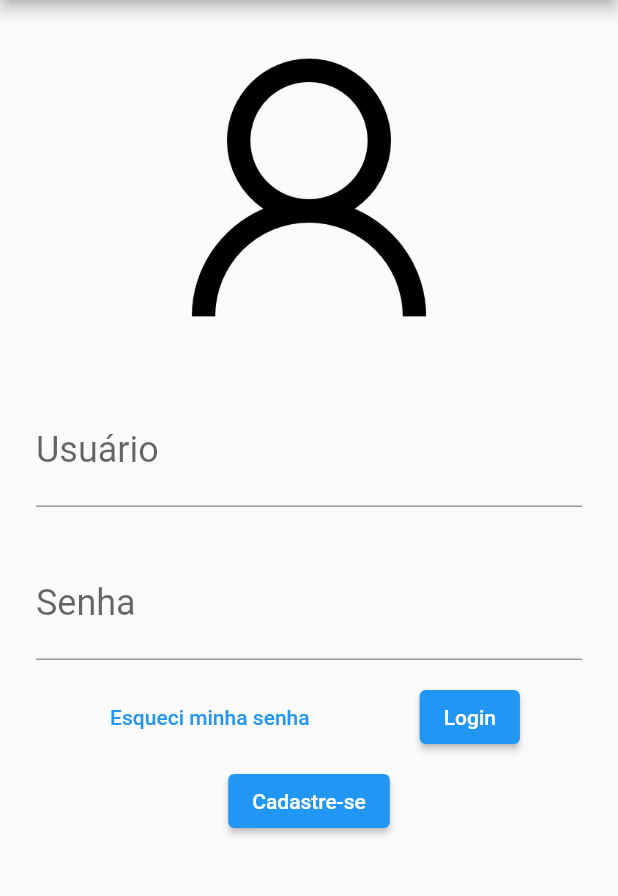
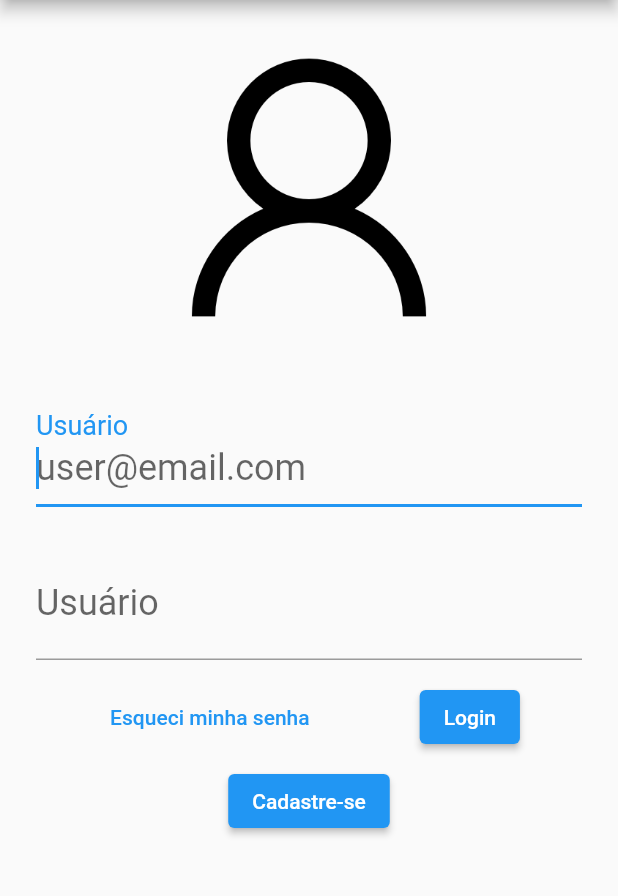
Before and after one commit to rafaelst97/guia_do_calouro, a Flutter app: the screen it shows after launch, on a phone screen of 412 x 824 dp, the part 84-980 px from its top. Run offline on Flutter 3.47's test engine with Material 2 defaults, Android fonts, the phone set to English and light mode, and no system bars.

Commit message:
Atualização dos inputs

```diff
--- a/lib/screens/tela_login.dart
+++ b/lib/screens/tela_login.dart
@@ -4,7 +4,7 @@ import 'package:flutter/widgets.dart';
 import '../widgets/tela_login/botao.dart';
 import '../widgets/tela_login/botao_cadastro.dart';
 import '../widgets/tela_login/botao_texto.dart';
-import '../widgets/tela_login/input_box.dart';
+import '../widgets/tela_login/inputs.dart';
 
 class TelaLogin extends StatelessWidget{
   @override
@@ -21,8 +21,8 @@ class TelaLogin extends StatelessWidget{
               "assets/images/login.png",
               height: 250,
             ),
-            InputBox("Usuário", "fulano@email.com"),
-            InputBox("Senha", "****"),
+            InputEmail(),
+            InputSenha(),
             Row(
               mainAxisAlignment: MainAxisAlignment.spaceEvenly,
               children: [
--- a/lib/widgets/tela_login/input_box.dart
+++ /dev/null
@@ -1,23 +0,0 @@
-import 'package:flutter/material.dart';
-import 'package:flutter/widgets.dart';
-
-class InputBox extends StatelessWidget {
-  late final String rotulo;
-  late final String dica;
-
-  InputBox(this.rotulo, this.dica);
-
-  @override
-  Widget build(BuildContext context) {
-    return Padding(
-      padding: const EdgeInsets.symmetric(horizontal: 24, vertical: 14),
-      child: TextField(
-        style: TextStyle(fontSize: 24),
-        decoration: InputDecoration(
-          labelText: rotulo,
-          hintText: dica,
-        ),
-      ),
-    );
-  }
-}
--- /dev/null
+++ b/lib/widgets/tela_login/inputs.dart
@@ -0,0 +1,39 @@
+import 'package:flutter/material.dart';
+import 'package:flutter/widgets.dart';
+
+class InputEmail extends StatelessWidget{
+  @override
+  Widget build(BuildContext context) {
+    return Padding(
+      padding: const EdgeInsets.symmetric(horizontal: 24, vertical: 14),
+      child: TextField(
+        inputFormatters: [],
+        autofocus: true,
+        style: TextStyle(fontSize: 24),
+        decoration: InputDecoration(
+          labelText: "Usuário",
+          hintText: "user@email.com",
+        ),
+      ),
+    );
+  }
+}
+
+class InputSenha extends StatelessWidget{
+  @override
+  Widget build(BuildContext context) {
+    return Padding(
+      padding: const EdgeInsets.symmetric(horizontal: 24, vertical: 14),
+      child: TextField(
+        inputFormatters: [],
+        autofocus: true,
+        obscureText: true,
+        style: TextStyle(fontSize: 24),
+        decoration: InputDecoration(
+          labelText: "Usuário",
+          hintText: "user@email.com",
+        ),
+      ),
+    );
+  }
+}
```
